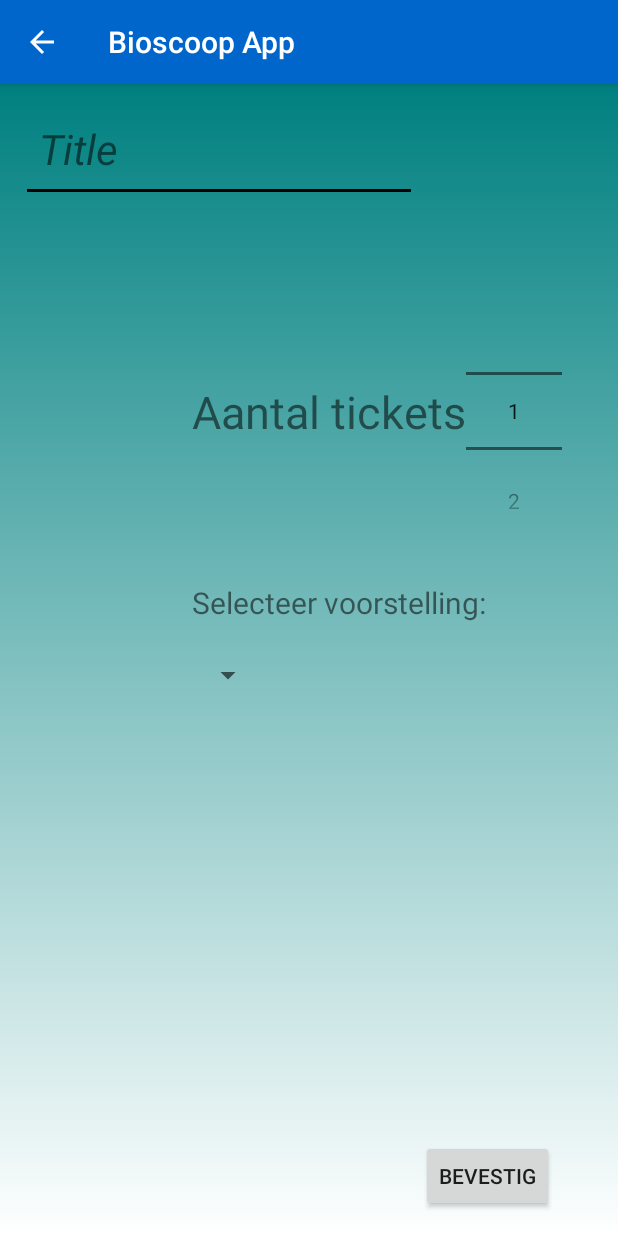
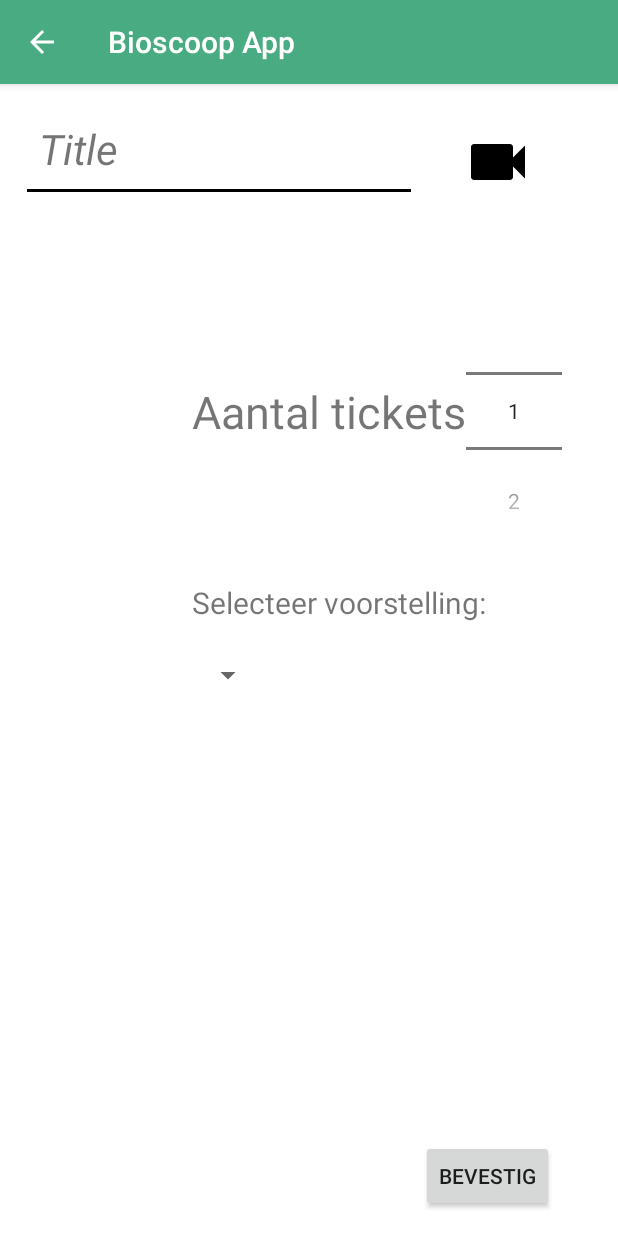
Before and after one commit to teumaas/Android-Bioscoop-App, an Android app: the OrderTicketActivity screen opened directly, with no data from a screen before it, on a phone screen of 412 x 824 dp. Run offline under Robolectric (Android 15) with nearby library versions, the phone set to English and light mode, and no system bars; our stand-ins replace Picasso; pictures from the network do not load; Roboto replaces fonts that are not available here; 3 statements that could not run were skipped.

Commit message:
Fixed colors

```diff
--- a/app/src/main/java/nl/avans/informatica/bioscoopapp/controllers/OrderTicketActivity.java
+++ b/app/src/main/java/nl/avans/informatica/bioscoopapp/controllers/OrderTicketActivity.java
@@ -8,9 +8,12 @@ import android.util.Log;
 import android.view.View;
 import android.widget.ArrayAdapter;
 import android.widget.Button;
+import android.widget.ImageView;
 import android.widget.NumberPicker;
 import android.widget.Spinner;
 import android.widget.TextView;
+
+import com.squareup.picasso.Picasso;
 
 import java.util.ArrayList;
 
--- a/app/src/main/res/drawable/background_color.xml
+++ b/app/src/main/res/drawable/background_color.xml
@@ -4,8 +4,8 @@
         <shape>
             <gradient
                 android:type="linear"
-                android:startColor="#FFffffff"
-                android:endColor="#FF008080"
+                android:startColor="#FFFFFF"
+                android:endColor="#FFFFFF"
                 android:angle="90"/>
         </shape>
     </item>
--- /dev/null
+++ b/app/src/main/res/drawable/ic_videocam_black_24dp.xml
@@ -0,0 +1,4 @@
+<vector android:height="48dp" android:viewportHeight="24.0"
+    android:viewportWidth="24.0" android:width="48dp" xmlns:android="http://schemas.android.com/apk/res/android">
+    <path android:fillColor="#FF000000" android:pathData="M17,10.5V7c0,-0.55 -0.45,-1 -1,-1H4c-0.55,0 -1,0.45 -1,1v10c0,0.55 0.45,1 1,1h12c0.55,0 1,-0.45 1,-1v-3.5l4,4v-11l-4,4z"/>
+</vector>
--- a/app/src/main/res/layout/activity_order_ticket.xml
+++ b/app/src/main/res/layout/activity_order_ticket.xml
@@ -128,4 +128,17 @@
 
     </LinearLayout>
 
+    <ImageView
+        android:id="@+id/imageView3"
+        android:layout_width="48dp"
+        android:layout_height="wrap_content"
+        android:layout_marginEnd="8dp"
+        android:layout_marginStart="8dp"
+        android:layout_marginTop="28dp"
+        app:layout_constraintEnd_toEndOf="parent"
+        app:layout_constraintHorizontal_bias="0.354"
+        app:layout_constraintStart_toEndOf="@+id/linearLayout"
+        app:layout_constraintTop_toTopOf="parent"
+        app:srcCompat="@drawable/ic_videocam_black_24dp" />
+
 </android.support.constraint.ConstraintLayout>
--- a/app/src/main/res/layout/content_main.xml
+++ b/app/src/main/res/layout/content_main.xml
@@ -4,8 +4,7 @@
     android:layout_height="match_parent"
     xmlns:app="http://schemas.android.com/apk/res-auto"
     android:orientation="vertical"
-    android:background="@drawable/background_color"
-    >
+    android:background="@drawable/background_color">
 
     <android.support.v7.widget.RecyclerView
         android:id="@+id/recycler_view"
--- a/app/src/main/res/values/colors.xml
+++ b/app/src/main/res/values/colors.xml
@@ -1,6 +1,6 @@
 <?xml version="1.0" encoding="utf-8"?>
 <resources>
-    <color name="colorPrimary">#0066cc</color>
-    <color name="colorPrimaryDark">#0033cc</color>
+    <color name="colorPrimary">#49ab81</color>5d7ac4
+    <color name="colorPrimaryDark">#317256</color>
     <color name="colorAccent">#FF4081</color>
 </resources>
```
